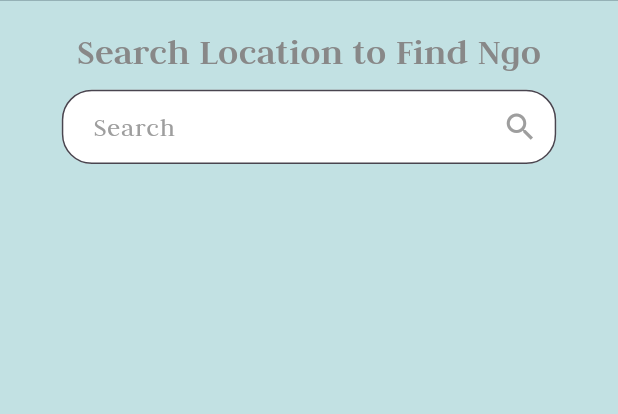
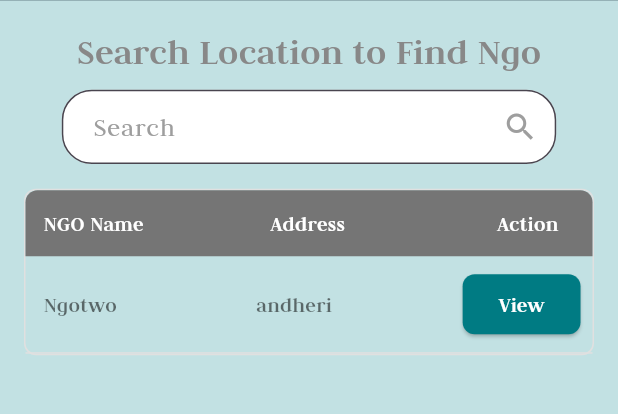
Before and after one commit to Mahmoud031/graduation_project, a Flutter app: the HomeView screen opened by its route, on a phone screen of 412 x 824 dp, the part 111-525 px from its top. Run offline on Flutter 3.47's test engine with Material 3 defaults, Android fonts, the phone set to English and light mode, and no system bars; our stand-ins replace bloc, cloud_firestore, dartz, dots_indicator, firebase_auth, firebase_core and 5 more; missing offline and left inert: flutter_facebook_auth; accounts and stored records are empty.

```diff
--- a/lib/core/helper_functions/on_generate_routes.dart
+++ b/lib/core/helper_functions/on_generate_routes.dart
@@ -2,6 +2,7 @@ import 'package:flutter/material.dart';
 import 'package:graduation_project/features/auth/presentation/views/sign_in_view.dart';
 import 'package:graduation_project/features/auth/presentation/views/sign_up_ngo_view.dart';
 import 'package:graduation_project/features/auth/presentation/views/sign_up_view.dart';
+import 'package:graduation_project/features/home/presentation/views/add_medicine_view.dart';
 import 'package:graduation_project/features/home/presentation/views/home_view.dart';
 import 'package:graduation_project/features/on_boarding/presentation/views/on_boarding_view.dart';
 import 'package:graduation_project/features/splash/presentation/views/splash_view.dart';
@@ -20,6 +21,8 @@ Route<dynamic> onGenerateRoutes(RouteSettings settings) {
       return MaterialPageRoute(builder: (_) => const SignUpNgoView());
     case HomeView.routeName:
       return MaterialPageRoute(builder: (_) => const HomeView());
+      case AddMedicineView.routeName:
+      return MaterialPageRoute(builder: (_) => const AddMedicineView());
     default:
       return MaterialPageRoute(builder: (_) => const SplashView());
   }
--- a/lib/core/widgets/custom_app_bar.dart
+++ b/lib/core/widgets/custom_app_bar.dart
@@ -2,7 +2,8 @@ import 'package:flutter/material.dart';
 import 'package:graduation_project/core/utils/app_text_styles.dart';
 
 class CustomAppBar extends StatelessWidget {
-  const CustomAppBar({super.key});
+  const CustomAppBar({super.key, required this.title});
+  final String title;
 
   @override
   Widget build(BuildContext context) {
@@ -25,7 +26,7 @@ class CustomAppBar extends StatelessWidget {
             ),
             SizedBox(width: MediaQuery.of(context).size.width * 0.05),
             Text(
-              'Donate Medicine',
+              title,
               style: TextStyles.textstyle34.copyWith(
                 color: Colors.white,
                 fontSize: MediaQuery.of(context).size.width * 0.08,
--- /dev/null
+++ b/lib/features/home/presentation/views/widgets/custom_home_button.dart
@@ -0,0 +1,29 @@
+import 'package:flutter/material.dart';
+import 'package:graduation_project/core/utils/app_text_styles.dart';
+
+class CustomHomeButton extends StatelessWidget {
+  const CustomHomeButton({
+    super.key,
+    this.onPressed,
+    required this.text,
+  });
+  final void Function()? onPressed;
+  final String text;
+  @override
+  Widget build(BuildContext context) {
+    return ElevatedButton(
+      onPressed: onPressed,
+      style: ElevatedButton.styleFrom(
+        backgroundColor: Color(0xFF007B83),
+        foregroundColor: Colors.white,
+        shape: RoundedRectangleBorder(
+          borderRadius: BorderRadius.circular(8),
+        ),
+      ),
+      child: Text(
+        text,
+        style: TextStyles.textstyle14,
+      ),
+    );
+  }
+}
--- a/lib/features/home/presentation/views/widgets/home_view_body.dart
+++ b/lib/features/home/presentation/views/widgets/home_view_body.dart
@@ -3,15 +3,31 @@ import 'package:graduation_project/core/utils/app_text_styles.dart';
 import 'package:graduation_project/core/widgets/custom_app_bar.dart';
 import 'package:graduation_project/core/widgets/custom_search_text_field.dart';
 
-class HomeViewBody extends StatelessWidget {
+import 'ngo_info.dart';
+import 'ngo_table.dart';
+
+class HomeViewBody extends StatefulWidget {
   const HomeViewBody({super.key});
+
+  @override
+  State<HomeViewBody> createState() => _HomeViewBodyState();
+}
+
+class _HomeViewBodyState extends State<HomeViewBody> {
+  bool showNgoInfo = false;
+
+  void toggleNgoInfo() {
+    setState(() {
+      showNgoInfo = !showNgoInfo;
+    });
+  }
 
   @override
   Widget build(BuildContext context) {
     return SingleChildScrollView(
       child: Column(
         children: [
-          CustomAppBar(),
+          CustomAppBar(title: 'Donate Medicine',),
           SizedBox(height: MediaQuery.of(context).size.height * 0.02),
           Text(
             'Search Location to Find Ngo',
@@ -21,7 +37,16 @@ class HomeViewBody extends StatelessWidget {
             ),
           ),
           SizedBox(height: MediaQuery.of(context).size.height * 0.01),
-          CustomSearchTextField()
+          CustomSearchTextField(),
+          SizedBox(height: MediaQuery.of(context).size.height * 0.02),
+          Padding(
+            padding: const EdgeInsets.symmetric(horizontal: 16.0),
+            child: NGOTable(onViewPressed: toggleNgoInfo),
+          ),
+          if (showNgoInfo) ...[
+            SizedBox(height: MediaQuery.of(context).size.height * 0.05),
+            NgoInfo(),
+          ],
         ],
       ),
     );
--- /dev/null
+++ b/lib/features/home/presentation/views/widgets/ngo_table.dart
@@ -0,0 +1,118 @@
+import 'package:flutter/material.dart';
+import 'package:graduation_project/core/utils/app_text_styles.dart';
+
+import 'custom_home_button.dart';
+
+class NGOTable extends StatelessWidget {
+  final VoidCallback onViewPressed;
+
+  const NGOTable({
+    super.key,
+    required this.onViewPressed,
+  });
+
+  @override
+  Widget build(BuildContext context) {
+    return Container(
+      decoration: BoxDecoration(
+        border: Border.all(color: Colors.grey.shade300),
+        borderRadius: BorderRadius.circular(8),
+      ),
+      child: Column(
+        children: [
+          // Table Header
+          Container(
+            decoration: BoxDecoration(
+              color: Colors.grey.shade600,
+              borderRadius: BorderRadius.only(
+                topLeft: Radius.circular(8),
+                topRight: Radius.circular(8),
+              ),
+            ),
+            child: Row(
+              children: [
+                Expanded(
+                  flex: 2,
+                  child: Padding(
+                    padding: const EdgeInsets.all(12.0),
+                    child: Text(
+                      'NGO Name',
+                      style: TextStyle(
+                        color: Colors.white,
+                        fontWeight: FontWeight.bold,
+                      ),
+                    ),
+                  ),
+                ),
+                Expanded(
+                  flex: 2,
+                  child: Padding(
+                    padding: const EdgeInsets.all(12.0),
+                    child: Text(
+                      'Address',
+                      style: TextStyle(
+                        color: Colors.white,
+                        fontWeight: FontWeight.bold,
+                      ),
+                    ),
+                  ),
+                ),
+                Expanded(
+                  child: Padding(
+                    padding: const EdgeInsets.all(12.0),
+                    child: Text(
+                      'Action',
+                      style: TextStyle(
+                        color: Colors.white,
+                        fontWeight: FontWeight.bold,
+                      ),
+                    ),
+                  ),
+                ),
+              ],
+            ),
+          ),
+          // Table Row
+          Container(
+            decoration: BoxDecoration(
+              border: Border(
+                bottom: BorderSide(color: Colors.grey.shade300),
+              ),
+            ),
+            child: Row(
+              children: [
+                Expanded(
+                  flex: 2,
+                  child: Padding(
+                    padding: const EdgeInsets.all(12.0),
+                    child: Text('Ngotwo',
+                        style: TextStyles.textstyle14.copyWith(
+                          color: Colors.black54,
+                        )),
+                  ),
+                ),
+                Expanded(
+                  flex: 2,
+                  child: Padding(
+                    padding: const EdgeInsets.all(12.0),
+                    child: Text('andheri',
+                        style: TextStyles.textstyle14.copyWith(
+                          color: Colors.black54,
+                        )),
+                  ),
+                ),
+                Padding(
+                  padding: const EdgeInsets.all(8.0),
+                  child: CustomHomeButton(
+                    text: 'View',
+                    onPressed: onViewPressed,
+                  ),
+                ),
+              ],
+            ),
+          ),
+        ],
+      ),
+    );
+  }
+}
```
Also changed, not shown: lib/features/home/presentation/services/medicine_form_service.dart (added, +59 -0 lines), lib/features/home/presentation/views/add_medicine_view.dart (added, +19 -0 lines), lib/features/home/presentation/views/widgets/add_new_medicine_view_body.dart (added, +121 -0 lines), lib/features/home/presentation/views/widgets/medicine_text_field.dart (added, +73 -0 lines), lib/features/home/presentation/views/widgets/ngo_info.dart (added, +82 -0 lines).
